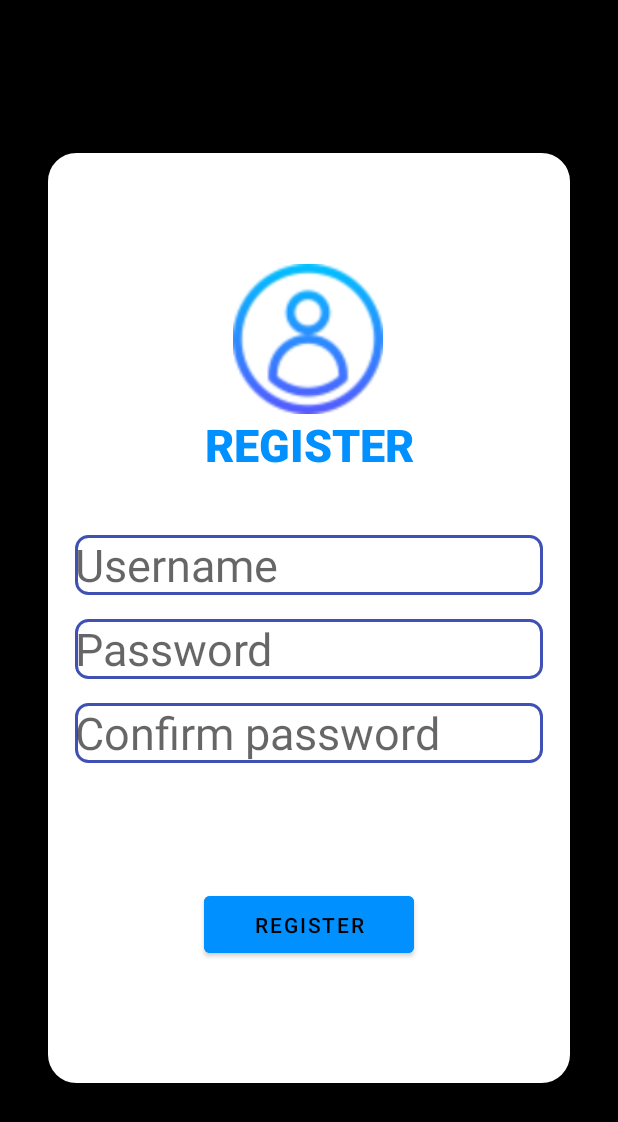
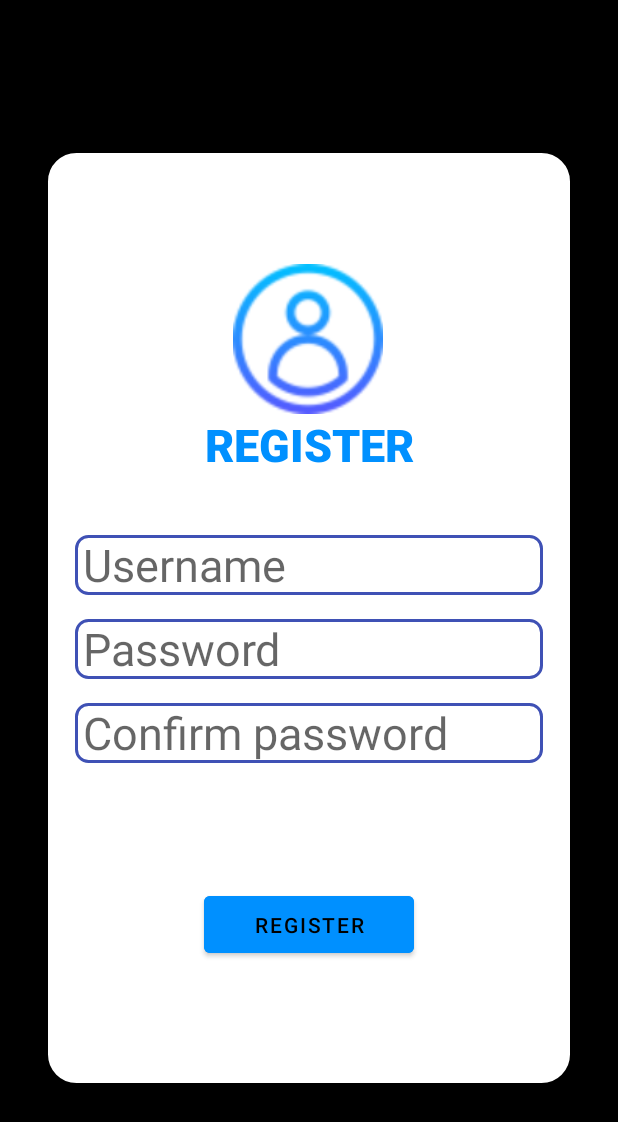
Before and after one commit to VihKag/AndroidML_project, an Android app: the RegisterActivity screen opened directly, with no data from a screen before it, on a phone screen of 412 x 824 dp. Shown: the top 1122 px of the screen. Run offline under Robolectric (Android 15) with nearby library versions, the phone set to English and light mode, and no system bars.

Commit message:
add padding for edittext and searchview

```diff
--- a/AppAIAndroid/AppAIAndroid/app/src/main/java/hcmute/vika/appaiandroid/SearchResponse.java
+++ b/AppAIAndroid/AppAIAndroid/app/src/main/java/hcmute/vika/appaiandroid/SearchResponse.java
@@ -25,7 +25,6 @@ public class SearchResponse {
             // Declare and initialize the searchResult variable
             SearchResult searchResult = response.body();
 
-            // Rest of your code...
         }
         // Rest of your code...
     }
--- a/AppAIAndroid/AppAIAndroid/app/src/main/res/layout/activity_login.xml
+++ b/AppAIAndroid/AppAIAndroid/app/src/main/res/layout/activity_login.xml
@@ -53,6 +53,7 @@
             android:background="@drawable/login_input"
             android:hint="Username"
             android:textSize="30sp"
+            android:paddingLeft="5dp"
             app:layout_constraintEnd_toEndOf="parent"
             app:layout_constraintStart_toStartOf="parent"
             app:layout_constraintTop_toBottomOf="@+id/textView3"
@@ -70,6 +71,7 @@
             android:layout_marginEnd="20dp"
             android:inputType="textPassword"
             android:textSize="30sp"
+            android:paddingLeft="5dp"
             app:layout_constraintEnd_toEndOf="parent"
             app:layout_constraintStart_toStartOf="parent"
             app:layout_constraintTop_toBottomOf="@+id/editTextUsername"
--- a/AppAIAndroid/AppAIAndroid/app/src/main/res/layout/activity_register.xml
+++ b/AppAIAndroid/AppAIAndroid/app/src/main/res/layout/activity_register.xml
@@ -49,6 +49,7 @@
             android:layout_marginStart="20dp"
             android:layout_marginTop="40dp"
             android:layout_marginEnd="20dp"
+            android:paddingLeft="5dp"
             android:background="@drawable/login_input"
             android:hint="Username"
             android:textSize="30sp"
@@ -64,6 +65,7 @@
             android:layout_marginStart="20dp"
             android:layout_marginTop="16dp"
             android:layout_marginEnd="20dp"
+            android:paddingLeft="5dp"
             android:background="@drawable/login_input"
             android:hint="Password"
             android:inputType="textPassword"
@@ -91,6 +93,7 @@
             android:layout_marginStart="20dp"
             android:layout_marginTop="16dp"
             android:layout_marginEnd="20dp"
+            android:paddingLeft="5dp"
             android:background="@drawable/login_input"
             android:hint="Confirm password"
             android:inputType="textPassword"
--- a/AppAIAndroid/AppAIAndroid/app/src/main/res/layout/result_search_layout.xml
+++ b/AppAIAndroid/AppAIAndroid/app/src/main/res/layout/result_search_layout.xml
@@ -14,6 +14,7 @@
         android:layout_marginTop="8dp"
         android:layout_marginRight="8dp"
         android:layout_marginLeft="8dp"
+        android:paddingLeft="5dp"
         android:background="@drawable/search_view"
         app:layout_constraintTop_toTopOf="parent"
         tools:layout_editor_absoluteX="0dp"/>
```
